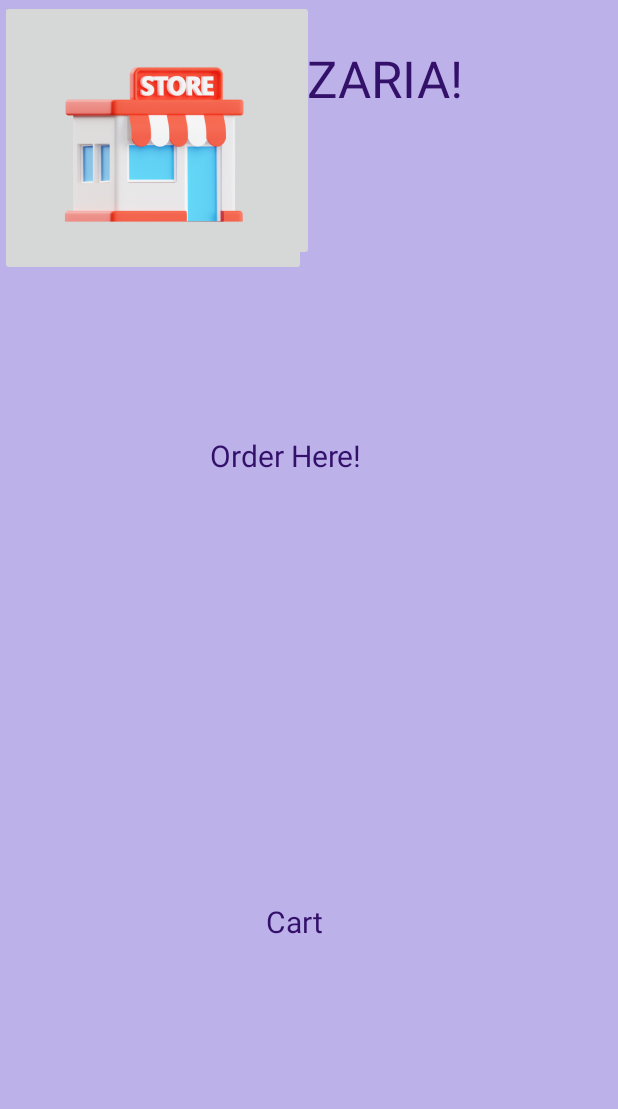
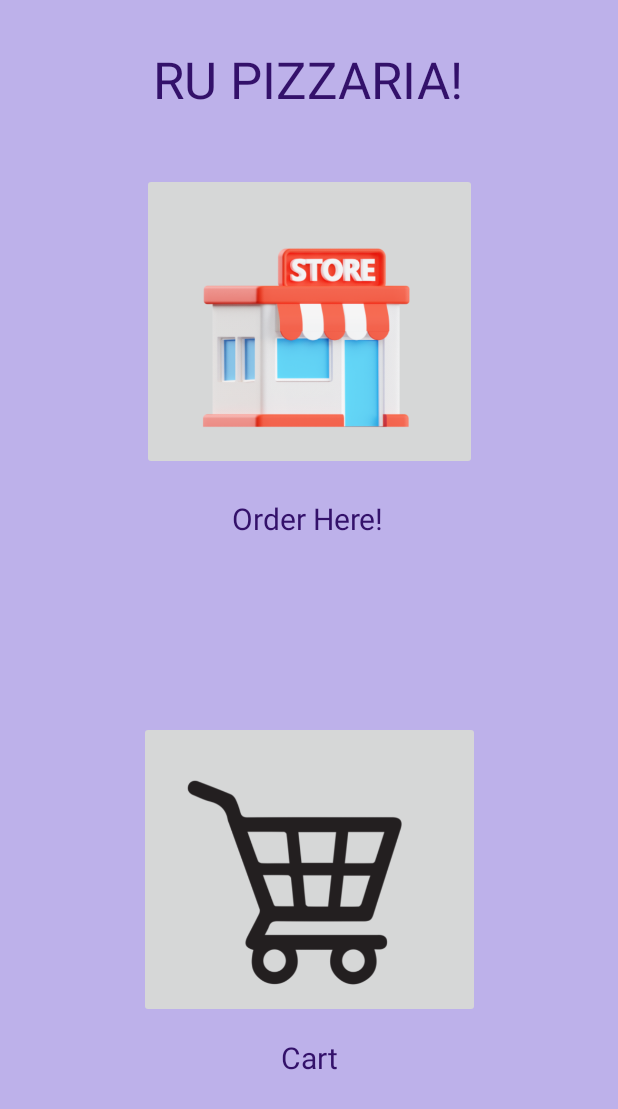
Before and after one commit to devrijhwani3118/PizzaApp, an Android app: the screen it shows after launch (MainActivity), on a phone screen of 412 x 824 dp. Shown: the top 1109 px of the screen. Run offline under Robolectric (Android 15) with nearby library versions, the phone set to English and light mode, and no system bars; Roboto replaces fonts that are not available here.

Commit message:
Fixed the image issue

```diff
--- a/app/src/main/res/layout/activity_main.xml
+++ b/app/src/main/res/layout/activity_main.xml
@@ -10,13 +10,16 @@
     tools:context=".MainActivity">
 
     <TextView
+        android:id="@+id/textView3"
         android:layout_width="wrap_content"
         android:layout_height="wrap_content"
+        android:layout_marginTop="30dp"
+        android:layout_marginBottom="40dp"
         android:fontFamily="@font/biryani_bold"
         android:text="RU PIZZARIA!"
         android:textColor="#33116A"
         android:textSize="34sp"
-        app:layout_constraintBottom_toBottomOf="parent"
+        app:layout_constraintBottom_toTopOf="@+id/imageButton3"
         app:layout_constraintEnd_toEndOf="parent"
         app:layout_constraintHorizontal_bias="0.497"
         app:layout_constraintStart_toStartOf="parent"
@@ -33,10 +36,9 @@
         android:textSize="20sp"
         app:layout_constraintBottom_toBottomOf="parent"
         app:layout_constraintEnd_toEndOf="parent"
-        app:layout_constraintHorizontal_bias="0.474"
         app:layout_constraintStart_toStartOf="parent"
         app:layout_constraintTop_toTopOf="parent"
-        app:layout_constraintVertical_bias="0.754" />
+        app:layout_constraintVertical_bias="0.868" />
 
     <TextView
         android:id="@+id/textView2"
@@ -48,27 +50,37 @@
         android:textSize="20sp"
         app:layout_constraintBottom_toBottomOf="parent"
         app:layout_constraintEnd_toEndOf="parent"
-        app:layout_constraintHorizontal_bias="0.45"
+        app:layout_constraintHorizontal_bias="0.498"
         app:layout_constraintStart_toStartOf="parent"
         app:layout_constraintTop_toTopOf="parent"
-        app:layout_constraintVertical_bias="0.364" />
+        app:layout_constraintVertical_bias="0.417" />
 
     <ImageButton
         android:id="@+id/imageButton2"
-        android:layout_width="204dp"
-        android:layout_height="184dp"
+        android:layout_width="227dp"
+        android:layout_height="0dp"
+        android:layout_marginBottom="145dp"
         android:scaleType="fitCenter"
+        app:layout_constraintBottom_toBottomOf="parent"
+        app:layout_constraintEnd_toEndOf="parent"
+        app:layout_constraintStart_toStartOf="parent"
+        app:layout_constraintTop_toBottomOf="@+id/imageButton3"
         app:srcCompat="@drawable/currentordermain"
-        tools:layout_editor_absoluteX="108dp"
-        tools:layout_editor_absoluteY="434dp" />
+        android:contentDescription="@string/see_your_orders"
+        />
 
     <ImageButton
         android:id="@+id/imageButton3"
-        android:layout_width="209dp"
-        android:layout_height="174dp"
+        android:layout_width="223dp"
+        android:layout_height="0dp"
+        android:layout_marginBottom="167dp"
         android:scaleType="fitCenter"
+        app:layout_constraintBottom_toTopOf="@+id/imageButton2"
+        app:layout_constraintEnd_toEndOf="parent"
+        app:layout_constraintStart_toStartOf="parent"
+        app:layout_constraintTop_toBottomOf="@+id/textView3"
         app:srcCompat="@drawable/ordersplacedmain"
-        tools:layout_editor_absoluteX="103dp"
-        tools:layout_editor_absoluteY="116dp" />
+        android:contentDescription="@string/order_pizza"
+        />
 
 </androidx.constraintlayout.widget.ConstraintLayout>
--- a/app/src/main/res/values/strings.xml
+++ b/app/src/main/res/values/strings.xml
@@ -1,3 +1,5 @@
 <resources>
     <string name="app_name">Project5</string>
+    <string name="order_pizza">Order Pizza</string>
+    <string name="see_your_orders">See your orders</string>
 </resources>
```
